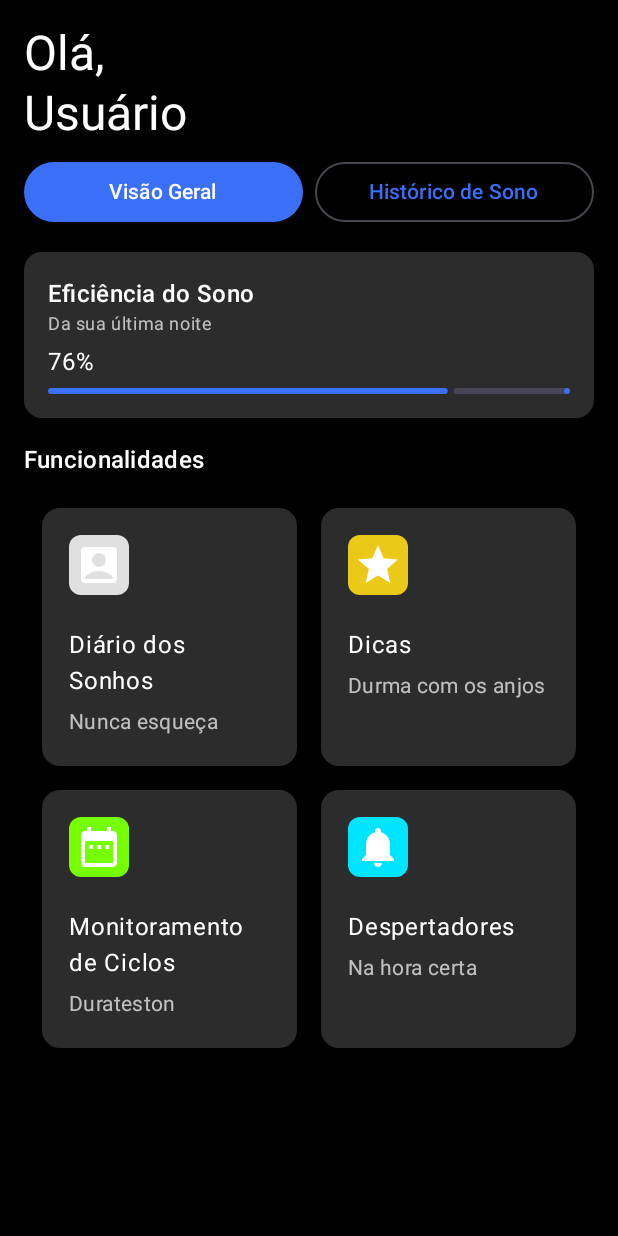
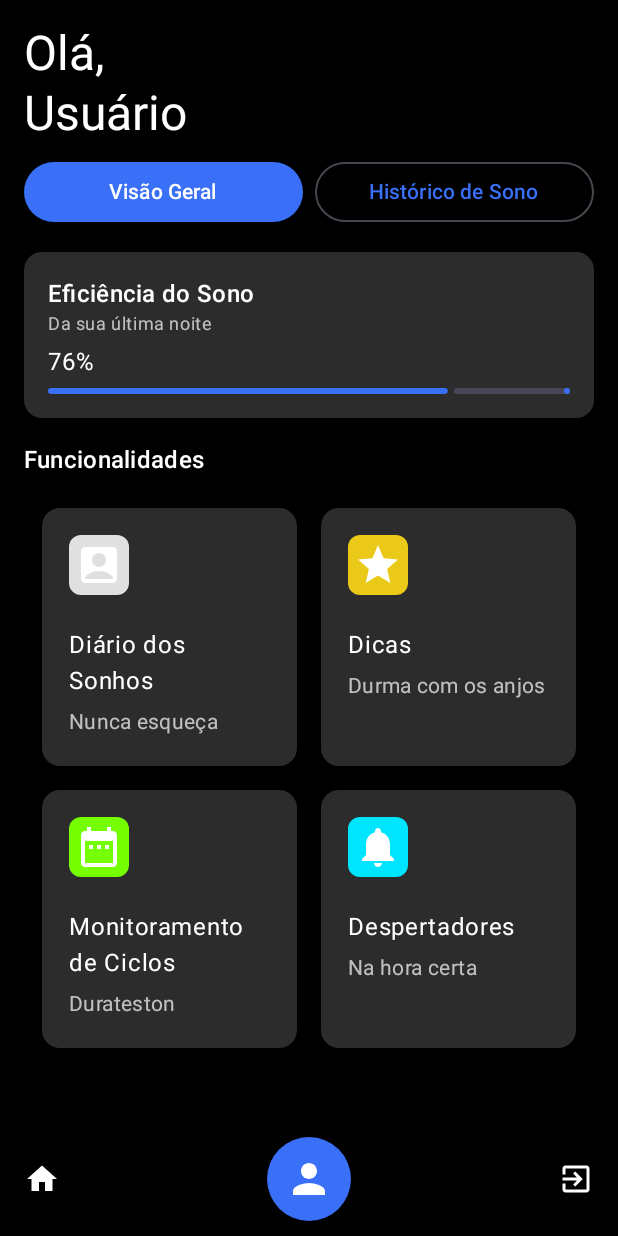
Before and after one commit to victoralves475/Sleepwellwell, an Android app built with Jetpack Compose: the home screen opened through its navigation route, on a phone screen of 412 x 824 dp. Run offline under Robolectric (Android 15) with nearby library versions, the phone set to English and light mode, and no system bars.

Commit message:
Adiciona a tela de adicionar sonho ao main activity

```diff
--- a/app/src/main/java/br/edu/ifpb/sleepwell/MainActivity.kt
+++ b/app/src/main/java/br/edu/ifpb/sleepwell/MainActivity.kt
@@ -1,42 +1,68 @@
 package br.edu.ifpb.sleepwell
 
+import android.content.Context
+import android.os.Build
 import android.os.Bundle
 import androidx.activity.ComponentActivity
 import androidx.activity.compose.setContent
 import androidx.activity.enableEdgeToEdge
+import androidx.annotation.RequiresApi
 import androidx.compose.foundation.layout.fillMaxSize
 import androidx.compose.foundation.layout.padding
 import androidx.compose.material3.Scaffold
 import androidx.compose.runtime.Composable
+import androidx.compose.runtime.getValue
 import androidx.compose.ui.Modifier
 import androidx.navigation.compose.NavHost
 import androidx.navigation.compose.composable
+import androidx.navigation.compose.currentBackStackEntryAsState
 import androidx.navigation.compose.rememberNavController
+import br.edu.ifpb.sleepwell.view.screens.AlarmScreen
 import br.edu.ifpb.sleepwell.model.SessionManager
 import br.edu.ifpb.sleepwell.ui.theme.SleepwellTheme
 import br.edu.ifpb.sleepwell.view.screens.AddDreamScreen
+import br.edu.ifpb.sleepwell.view.screens.BottomAppBar
 import br.edu.ifpb.sleepwell.view.screens.HomeScreen
+import br.edu.ifpb.sleepwell.view.screens.TipsScreen
 import br.edu.ifpb.sleepwell.view.screens.LoginScreen
 import br.edu.ifpb.sleepwell.view.screens.SignUpScreen
 import br.edu.ifpb.sleepwell.view.screens.SplashScreen
 
 class MainActivity : ComponentActivity() {
+    @RequiresApi(Build.VERSION_CODES.S)
     override fun onCreate(savedInstanceState: Bundle?) {
         super.onCreate(savedInstanceState)
         enableEdgeToEdge()
         setContent {
             SleepwellTheme {
-                SleepWellApp()
+                SleepWellApp(context = this)
             }
         }
     }
 }
 
+@RequiresApi(Build.VERSION_CODES.S)
 @Composable
-fun SleepWellApp() {
+fun SleepWellApp(context: Context) {
     val navController = rememberNavController()
+    val backStackEntry by navController.currentBackStackEntryAsState()
+    val currentRoute = backStackEntry?.destination?.route
 
-    Scaffold(modifier = Modifier.fillMaxSize()) { innerPadding ->
+    Scaffold(
+        modifier = Modifier.fillMaxSize(),
+        bottomBar = {
+            if (currentRoute !in listOf("login", "signup")) {
+                BottomAppBar(
+                    onProfileClick = { navController.navigate("profile") },
+                    onHomeClick = { navController.navigate("home") },
+                    onLogout = {
+                        SessionManager.currentUser = null
+                        navController.navigate("login")
+                    }
+                )
+            }
+        }
+    ) { innerPadding ->
         NavHost(
             navController = navController,
             startDestination = "splash",
@@ -70,22 +96,23 @@ fun SleepWellApp() {
             composable("home") {
                 HomeScreen(
                     userName = SessionManager.currentUser?.nome ?: "Usuário",
-                    onLogout = {
-                        // Opcional: limpar a sessão no logout
-                        SessionManager.currentUser = null
-                        navController.navigate("login")
-                    }
+                    onAlarmClick = { navController.navigate("alarm") },
+                    onNavigateToDiary = { navController.navigate("add-dream") },
+                    onTipsClick = { navController.navigate("tips") },
                 )
             }
-            // Tela Adicionar Sonho
+            // Tela de alarme
+            composable("alarm") {
+                AlarmScreen(context = context)
+            }
+            // Tela de dicas
+            composable("tips") {
+                TipsScreen()
+            }
+            // Tela adicionar sonho
             composable("add-dream") {
-                AddDreamScreen(
-                    onSaveSuccess = {
-                        navController.navigate("login")
-                    }
-                )
+                AddDreamScreen ( onSaveSuccess = {navController.navigate("home")})
             }
-
         }
     }
 }
```
